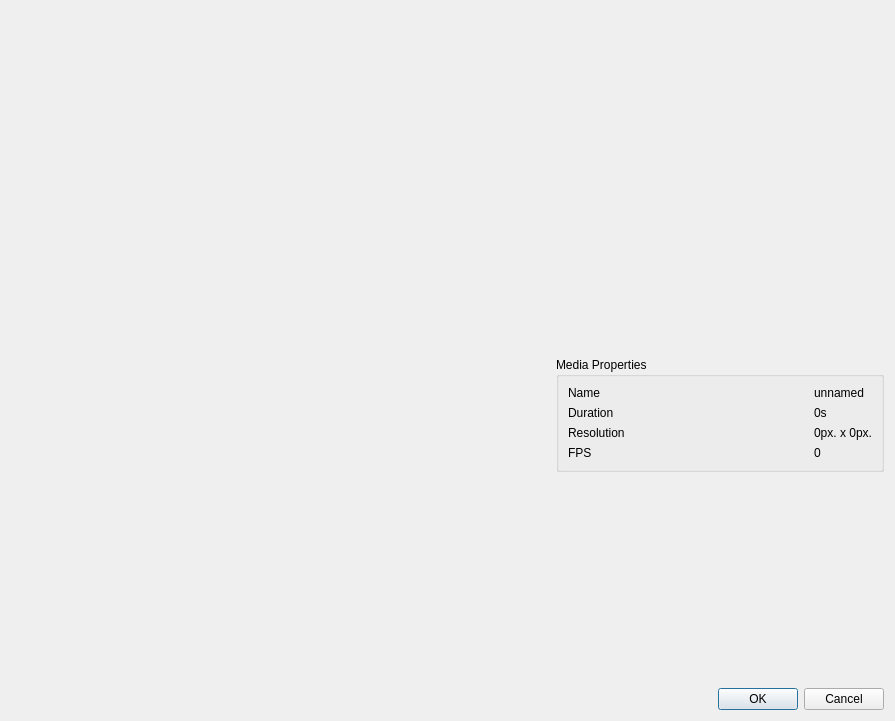
Above: src/GUI/ui/Import.ui from VLMC/vlmc before the change. Below: the same form after it.
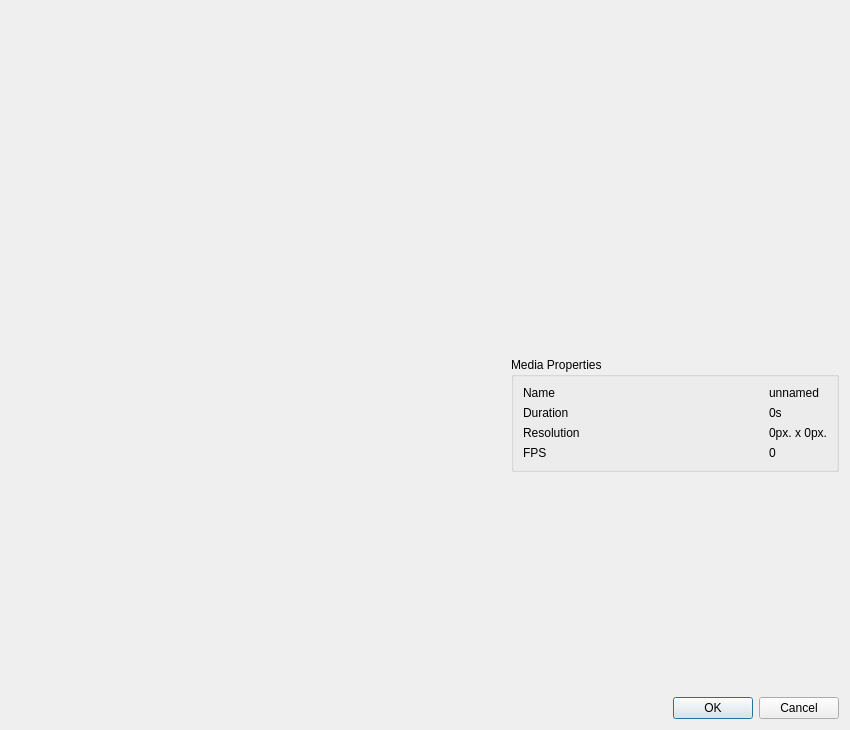
That is the form after the change.

Commit message: Import: Add of the first working version of the tagging system

Diff of the .ui file:
```diff
--- a/src/GUI/ui/Import.ui
+++ b/src/GUI/ui/Import.ui
@@ -6,8 +6,8 @@
    <rect>
     <x>0</x>
     <y>0</y>
-    <width>895</width>
-    <height>721</height>
+    <width>850</width>
+    <height>730</height>
    </rect>
   </property>
   <property name="sizePolicy">
@@ -16,6 +16,18 @@
     <verstretch>0</verstretch>
    </sizepolicy>
   </property>
+  <property name="minimumSize">
+   <size>
+    <width>850</width>
+    <height>730</height>
+   </size>
+  </property>
+  <property name="maximumSize">
+   <size>
+    <width>850</width>
+    <height>730</height>
+   </size>
+  </property>
   <property name="windowTitle">
    <string>Dialog</string>
   </property>
@@ -138,7 +150,7 @@
    <item row="2" column="1" rowspan="2">
     <widget class="QWidget" name="TagWidget" native="true">
      <property name="sizePolicy">
-      <sizepolicy hsizetype="Ignored" vsizetype="Ignored">
+      <sizepolicy hsizetype="Preferred" vsizetype="Preferred">
        <horstretch>0</horstretch>
        <verstretch>0</verstretch>
       </sizepolicy>
```
Left out of the diff: 2 changed lines with no effect on the pictures. The commit also changes 4 other files.
